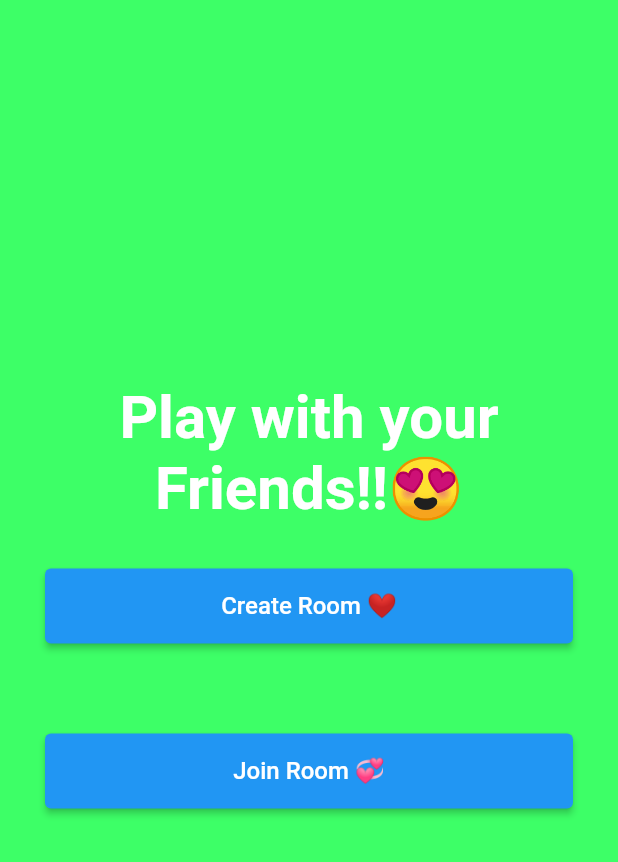
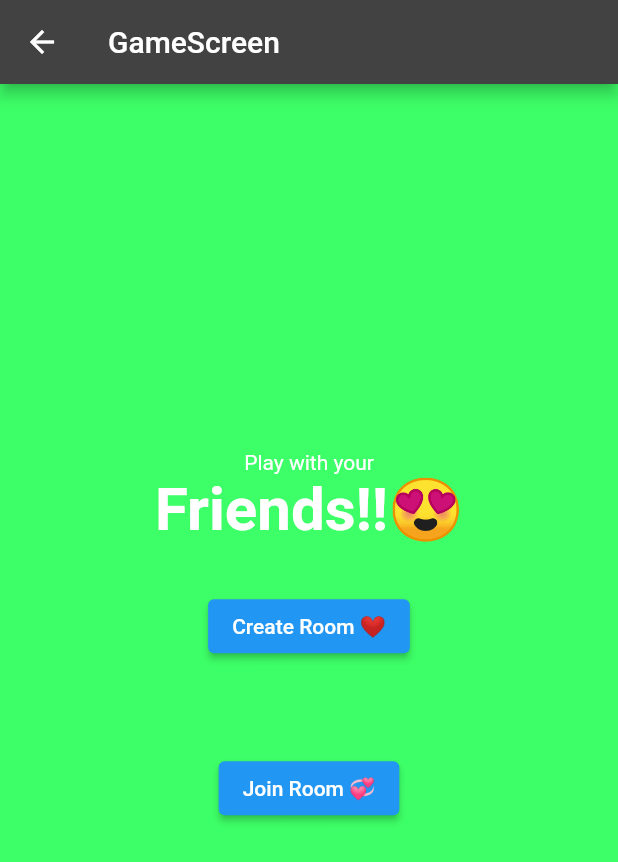
Before and after one commit to suriyarichard/muiltplay, a Flutter app: the Allgames screen opened by its route, after a tap on "Muilt player", on a phone screen of 412 x 824 dp. Shown: the top 862 px of the screen. Run offline on Flutter 3.47's test engine with Material 2 defaults, Android fonts, the phone set to English and light mode, and no system bars; our stand-ins replace google_fonts, google_mobile_ads, lottie, socket_io_client; network calls fail.

Commit message:
ui change

```diff
--- a/lib/screens/allGames.dart
+++ b/lib/screens/allGames.dart
@@ -166,11 +166,11 @@ class _AllgamesState extends State<Allgames> {
             SizedBox(
               height: 50,
             ),
-            Container(
-              child: AdWidget(ad: _topAd),
-              height: _topAd.size.height.toDouble(),
-              width: _topAd.size.width.toDouble(),
-            ),
+            // Container(
+            //   child: AdWidget(ad: _topAd),
+            //   height: _topAd.size.height.toDouble(),
+            //   width: _topAd.size.width.toDouble(),
+            // ),
           ]),
         ),
       ),
--- a/lib/screens/muiltplayer/main_menu_screen.dart
+++ b/lib/screens/muiltplayer/main_menu_screen.dart
@@ -20,14 +20,19 @@ class MainMenuScreen extends StatelessWidget {
   @override
   Widget build(BuildContext context) {
     return Scaffold(
+      appBar: AppBar(
+        title: Text("GameScreen"),
+        actions: [],
+      ),
       body: Responsive(
         child: Column(
           mainAxisAlignment: MainAxisAlignment.center,
           children: [
-            const CustomText(
-              text: 'Play with your',
-              fontSize: 40,
-            ),
+            Text("Play with your"),
+            // const CustomText(
+            //   text: 'Play with your',
+            //   fontSize: 40,
+            // ),
             const CustomText(
               text: 'Friends!!😍',
               fontSize: 40,
@@ -35,17 +40,19 @@ class MainMenuScreen extends StatelessWidget {
 
             Padding(
               padding: const EdgeInsets.all(30.0),
-              child: CustomButton(
-                onTap: () => createRoom(context),
-                text: 'Create Room ❤️',
+              child: ElevatedButton(
+                // onTap: () => createRoom(context),
+                onPressed: () => createRoom(context),
+                child: Text('Create Room ❤️'),
               ),
             ),
             // const SizedBox(height: 20),
             Padding(
               padding: const EdgeInsets.all(30.0),
-              child: CustomButton(
-                onTap: () => joinRoom(context),
-                text: 'Join Room 💞',
+              child: ElevatedButton(
+                // onTap: () => joinRoom(context),
+                onPressed: () => joinRoom(context),
+                child: Text('Join Room 💞'),
               ),
             ),
           ],
```
Also changed, not shown: lib/screens/muiltplayer/create_room_screen.dart (+8 -7 lines), pubspec.lock.
